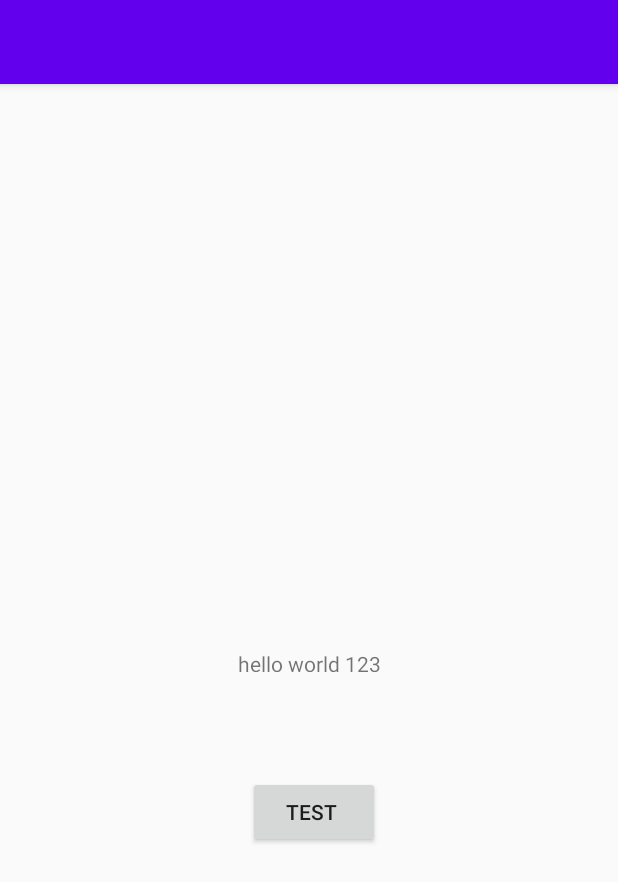
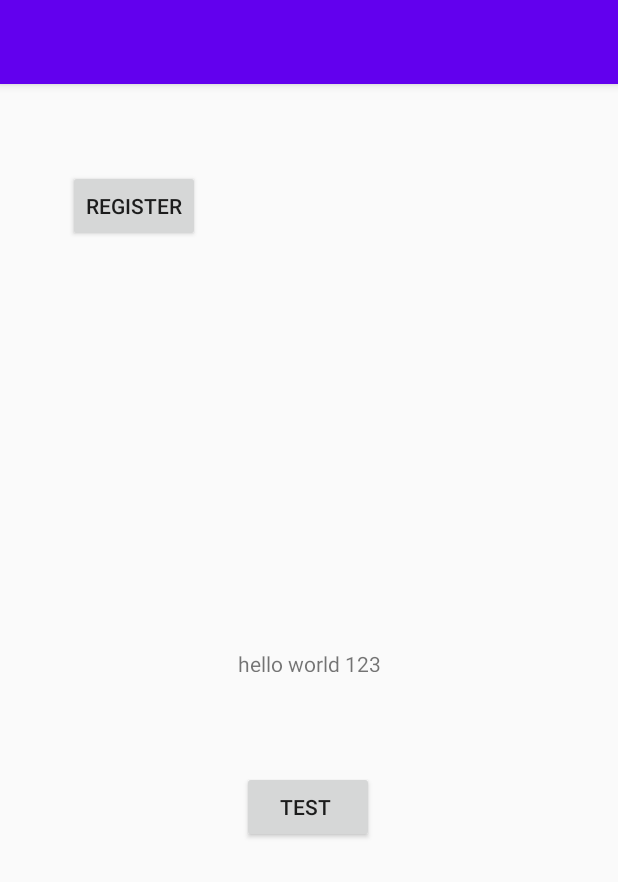
Before and after one commit to Minuli/MAD-PROJECT2020, an Android app: the screen it shows after launch (MainActivity), on a phone screen of 412 x 824 dp. Shown: the top 882 px of the screen. Run offline under Robolectric (Android 15) with nearby library versions, the phone set to English and light mode, and no system bars.

Commit message:
added register button

```diff
--- a/app/src/main/res/layout/activity_main.xml
+++ b/app/src/main/res/layout/activity_main.xml
@@ -23,8 +23,21 @@
         android:text="Test "
         app:layout_constraintBottom_toBottomOf="parent"
         app:layout_constraintEnd_toEndOf="parent"
-        app:layout_constraintHorizontal_bias="0.51"
+        app:layout_constraintHorizontal_bias="0.498"
         app:layout_constraintStart_toStartOf="parent"
         app:layout_constraintTop_toTopOf="parent"
-        app:layout_constraintVertical_bias="0.641" />
+        app:layout_constraintVertical_bias="0.636" />
+
+    <Button
+        android:id="@+id/button2"
+        android:layout_width="wrap_content"
+        android:layout_height="wrap_content"
+        android:text="@string/REG"
+        app:layout_constraintBottom_toBottomOf="parent"
+        app:layout_constraintEnd_toEndOf="parent"
+        app:layout_constraintHorizontal_bias="0.139"
+        app:layout_constraintStart_toStartOf="parent"
+        app:layout_constraintTop_toTopOf="parent"
+        app:layout_constraintVertical_bias="0.08" />
+
 </androidx.constraintlayout.widget.ConstraintLayout>
--- a/app/src/main/res/values/strings.xml
+++ b/app/src/main/res/values/strings.xml
@@ -1,3 +1,4 @@
 <resources>
     <string name="test">hello world 123</string>
+    <string name="REG">Register</string>
 </resources>
```
